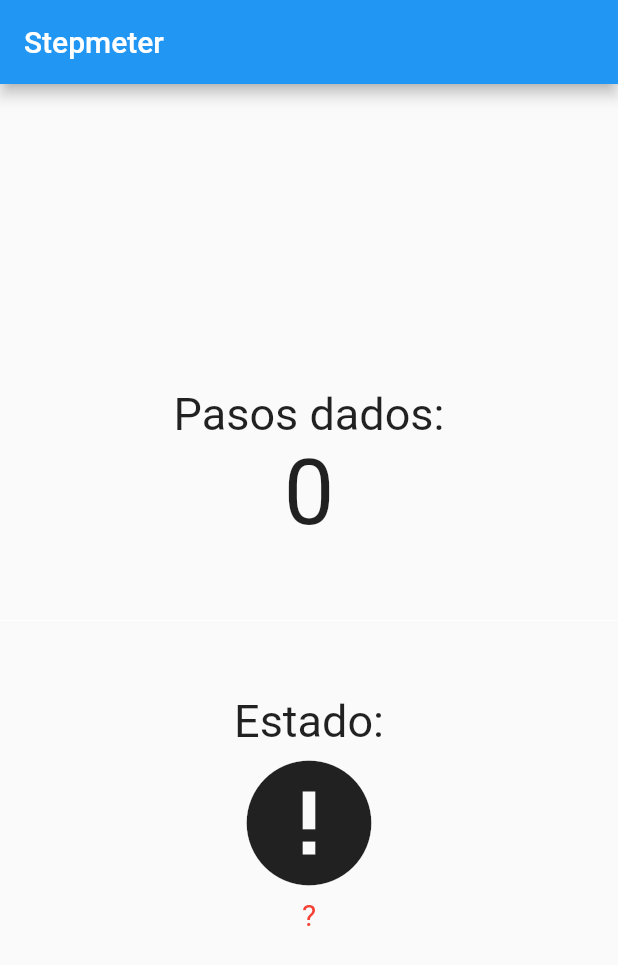
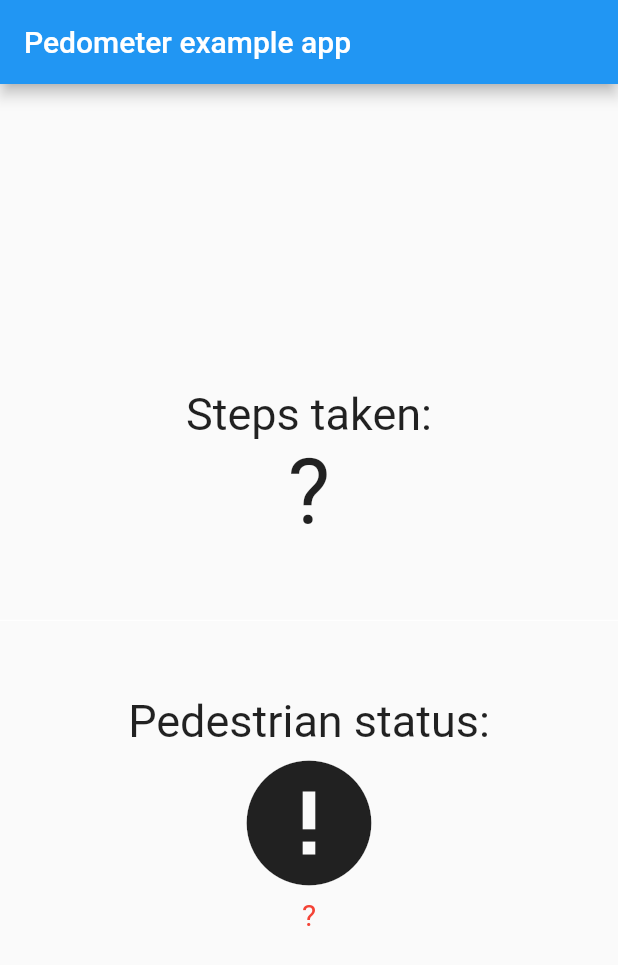
Before and after one commit to reyblacua/cbd, a Flutter app: the screen it shows after launch, on a phone screen of 412 x 824 dp. Shown: the top 965 px of the screen. Run offline on Flutter 3.47's test engine with Material 2 defaults, Android fonts, the phone set to English and light mode, and no system bars; our stand-ins replace pedometer.

Commit message:
Funciona el pedometro

```diff
--- a/stepmeter/lib/main.dart
+++ b/stepmeter/lib/main.dart
@@ -17,9 +17,9 @@ class MyApp extends StatefulWidget {
 }
 
 class _MyAppState extends State<MyApp> {
-  Stream<StepCount> _stepCountStream;
-  Stream<PedestrianStatus> _pedestrianStatusStream;
-  String _status = '?', _steps = '0';
+  late Stream<StepCount> _stepCountStream;
+  late Stream<PedestrianStatus> _pedestrianStatusStream;
+  String _status = '?', _steps = '?';
 
   @override
   void initState() {
@@ -73,14 +73,14 @@ class _MyAppState extends State<MyApp> {
     return MaterialApp(
       home: Scaffold(
         appBar: AppBar(
-          title: const Text('Stepmeter'),
+          title: const Text('Pedometer example app'),
         ),
         body: Center(
           child: Column(
             mainAxisAlignment: MainAxisAlignment.center,
             children: <Widget>[
               Text(
-                'Pasos dados:',
+                'Steps taken:',
                 style: TextStyle(fontSize: 30),
               ),
               Text(
@@ -93,7 +93,7 @@ class _MyAppState extends State<MyApp> {
                 color: Colors.white,
               ),
               Text(
-                'Estado:',
+                'Pedestrian status:',
                 style: TextStyle(fontSize: 30),
               ),
               Icon(
--- a/stepmeter/pubspec.yaml
+++ b/stepmeter/pubspec.yaml
@@ -18,7 +18,7 @@ publish_to: 'none' # Remove this line if you wish to publish to pub.dev
 version: 1.0.0+1
 
 environment:
-  sdk: ">=2.7.0 <3.0.0"
+  sdk: ">=2.12.0 <3.0.0"
 
 dependencies:
   flutter:
```
Also changed, not shown: 4 other files.
